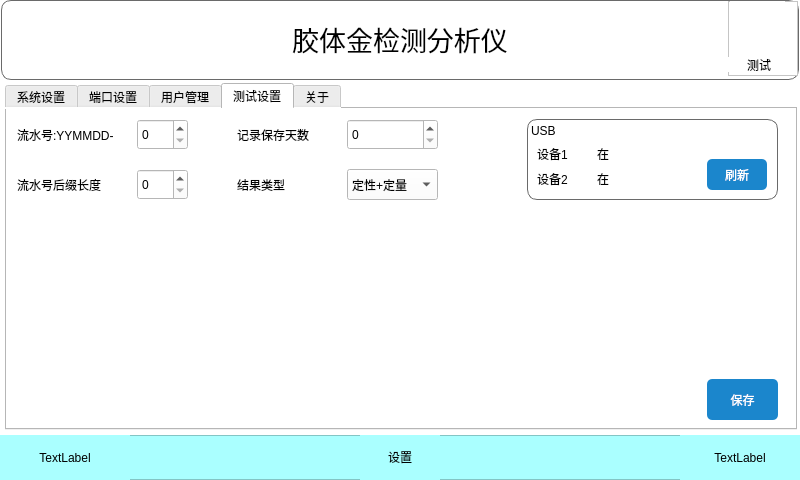
First picture: the form in ui/set_ui.ui, repository 511aj/Linux_pyqt_CCD, before the edit.
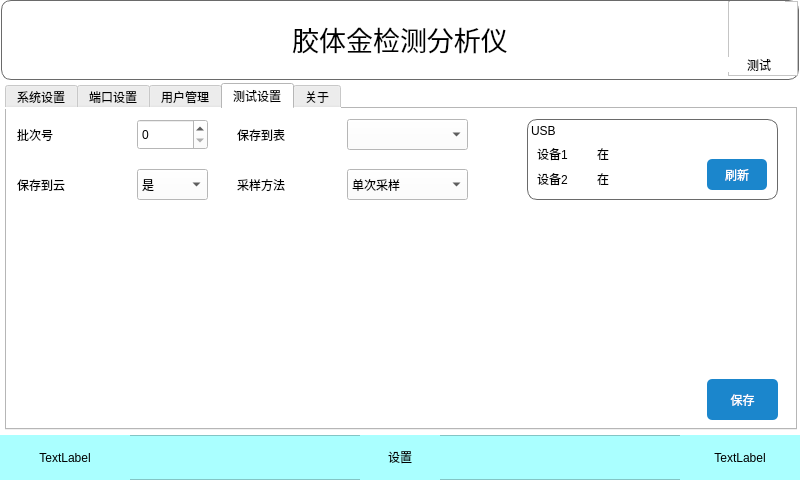
Second picture: the form after the edit. The open tabs and pages were chosen to show the change. Icons and pictures are not drawn.

What changed in the file:
```diff
--- a/ui/set_ui.ui
+++ b/ui/set_ui.ui
@@ -1315,7 +1315,7 @@
       </rect>
      </property>
      <property name="text">
-      <string>流水号:YYMMDD-</string>
+      <string>批次号</string>
      </property>
     </widget>
     <widget class="QSpinBox" name="spinBox">
@@ -1323,10 +1323,13 @@
       <rect>
        <x>130</x>
        <y>10</y>
-       <width>51</width>
+       <width>71</width>
        <height>31</height>
       </rect>
      </property>
+     <property name="maximum">
+      <number>10000</number>
+     </property>
     </widget>
     <widget class="QLabel" name="label_29">
      <property name="geometry">
@@ -1338,17 +1341,7 @@
       </rect>
      </property>
      <property name="text">
-      <string>记录保存天数</string>
-     </property>
-    </widget>
-    <widget class="QSpinBox" name="spinBox_2">
-     <property name="geometry">
-      <rect>
-       <x>340</x>
-       <y>10</y>
-       <width>91</width>
-       <height>31</height>
-      </rect>
+      <string>保存到表</string>
      </property>
     </widget>
     <widget class="QLabel" name="label_30">
@@ -1361,31 +1354,21 @@
       </rect>
      </property>
      <property name="text">
-      <string>流水号后缀长度</string>
+      <string>保存到云</string>
      </property>
     </widget>
-    <widget class="QSpinBox" name="spinBox_3">
-     <property name="geometry">
-      <rect>
-       <x>130</x>
-       <y>60</y>
-       <width>51</width>
-       <height>31</height>
-      </rect>
-     </property>
-    </widget>
-    <widget class="QComboBox" name="comboBox_3">
+    <widget class="QComboBox" name="combo_sampled">
      <property name="geometry">
       <rect>
        <x>340</x>
        <y>60</y>
-       <width>91</width>
+       <width>121</width>
        <height>31</height>
       </rect>
      </property>
      <item>
       <property name="text">
-       <string>定性+定量</string>
+       <string>单次采样</string>
       </property>
      </item>
      <item>
@@ -1409,7 +1392,7 @@
       </rect>
      </property>
      <property name="text">
-      <string>结果类型</string>
+      <string>采样方法</string>
      </property>
     </widget>
     <widget class="QFrame" name="frame">
@@ -1538,6 +1521,36 @@
       <string>保存</string>
      </property>
     </widget>
+    <widget class="QComboBox" name="combo_tabel">
+     <property name="geometry">
+      <rect>
+       <x>340</x>
+       <y>10</y>
+       <width>121</width>
+       <height>31</height>
+      </rect>
+     </property>
+    </widget>
+    <widget class="QComboBox" name="combo_save">
+     <property name="geometry">
+      <rect>
+       <x>130</x>
+       <y>60</y>
+       <width>71</width>
+       <height>31</height>
+      </rect>
+     </property>
+     <item>
+      <property name="text">
+       <string>是</string>
+      </property>
+     </item>
+     <item>
+      <property name="text">
+       <string>否</string>
+      </property>
+     </item>
+    </widget>
    </widget>
    <widget class="QWidget" name="tab_4">
     <attribute name="title">
```
Left out of the diff: 13 changed lines with no effect on the pictures.
